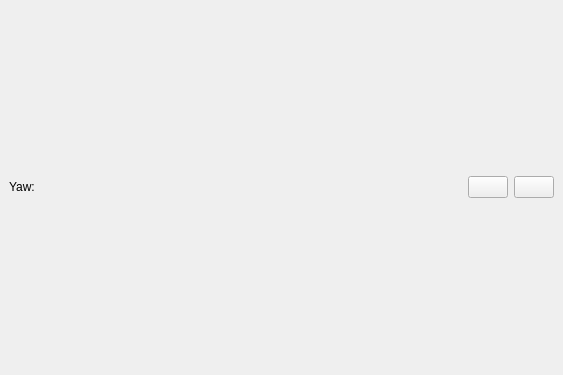
Above: ui/ui_orbitalDialog.ui from RobertoHS-Vemasmas/360View before the change. Below: the same form after it.
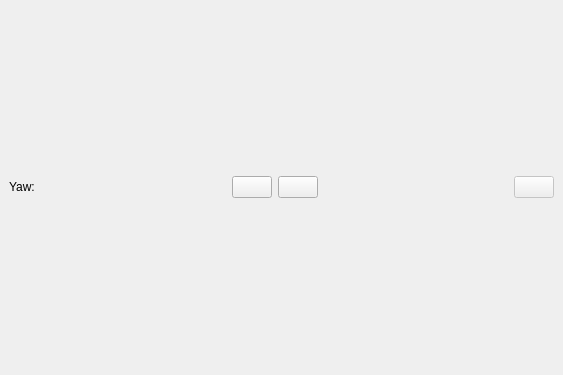
That is the form after the change. Icons and pictures are not drawn.

The edit to the form file:
```diff
--- a/ui/ui_orbitalDialog.ui
+++ b/ui/ui_orbitalDialog.ui
@@ -73,7 +73,34 @@
         </property>
         <property name="icon">
          <iconset>
-          <normaloff>:/images/up.png</normaloff>:/images/up.png</iconset>
+          <normaloff>images/down.png</normaloff>images/down.png</iconset>
+        </property>
+       </widget>
+      </item>
+      <item>
+       <spacer name="horizontalSpacer">
+        <property name="orientation">
+         <enum>Qt::Horizontal</enum>
+        </property>
+        <property name="sizeHint" stdset="0">
+         <size>
+          <width>40</width>
+          <height>20</height>
+         </size>
+        </property>
+       </spacer>
+      </item>
+      <item>
+       <widget class="QPushButton" name="pushButton">
+        <property name="enabled">
+         <bool>false</bool>
+        </property>
+        <property name="text">
+         <string/>
+        </property>
+        <property name="icon">
+         <iconset>
+          <normaloff>images/fullscreen.png</normaloff>images/fullscreen.png</iconset>
         </property>
        </widget>
       </item>
```
Left out of the diff: 2 changed lines with no effect on the pictures.
